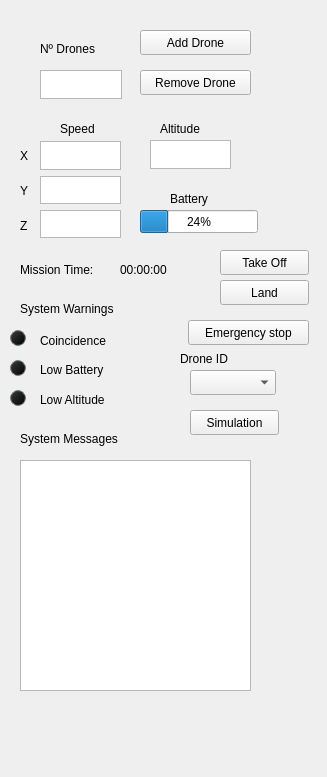
First picture: the form in TDF-C2/ui/rqt_sarus_test_plugin/rqt_sarus_test_plugin_widget.ui, repository Ingenia-SE/TDF-SARUS, before the edit.
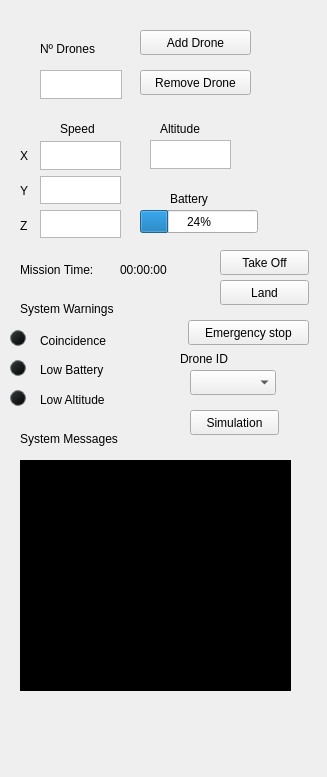
Second picture: the form after the edit.

Commit message: Detection message with drone ID

```diff
--- a/TDF-C2/ui/rqt_sarus_test_plugin/rqt_sarus_test_plugin_widget.ui
+++ b/TDF-C2/ui/rqt_sarus_test_plugin/rqt_sarus_test_plugin_widget.ui
@@ -44,10 +44,13 @@
     <rect>
      <x>20</x>
      <y>460</y>
-     <width>231</width>
+     <width>271</width>
      <height>231</height>
     </rect>
    </property>
+   <property name="styleSheet">
+    <string notr="true">background-color: rgb(0, 0, 0);</string>
+   </property>
   </widget>
   <widget class="QPushButton" name="addDrone">
    <property name="geometry">
```
The commit also changes 2 other files.
